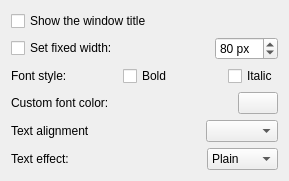
The window that package/contents/ui/config.ui (bulldog98/applicationname-plasmoid) describes before a commit, drawn with Qt 5.
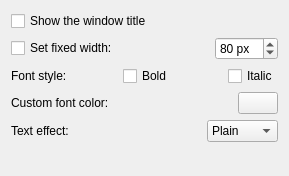
The same window after the commit. Custom widgets are drawn as their Qt base class.

What changed in the file:
```diff
--- a/package/contents/ui/config.ui
+++ b/package/contents/ui/config.ui
@@ -7,7 +7,7 @@
     <x>0</x>
     <y>0</y>
     <width>289</width>
-    <height>175</height>
+    <height>176</height>
    </rect>
   </property>
   <property name="windowTitle">
@@ -149,33 +149,6 @@
      </item>
     </layout>
    </item>
-   <item>
-    <layout class="QHBoxLayout" name="horizontalLayout_5">
-     <item>
-      <widget class="QLabel" name="label_4">
-       <property name="text">
-        <string>Text alignment</string>
-       </property>
-      </widget>
-     </item>
-     <item>
-      <spacer name="horizontalSpacer_6">
-       <property name="orientation">
-        <enum>Qt::Horizontal</enum>
-       </property>
-       <property name="sizeHint" stdset="0">
-        <size>
-         <width>40</width>
-         <height>20</height>
-        </size>
-       </property>
-      </spacer>
-     </item>
-     <item>
-      <widget class="QComboBox" name="comboBox"/>
-     </item>
-    </layout>
-   </item>
    <item>
     <layout class="QHBoxLayout" name="horizontalLayout_4">
      <item>
```
